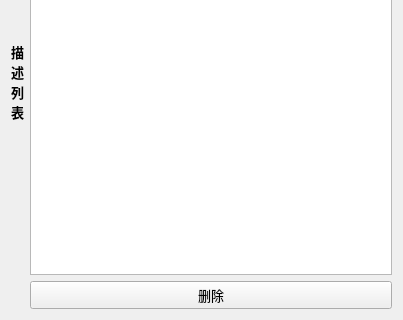
jerky168/BoreholeAnalyzer, file src/defectwidget.ui: the form before one commit; both pictures show x 0 to 403 and y 225 to 545 of the 403 by 545 pixel window.
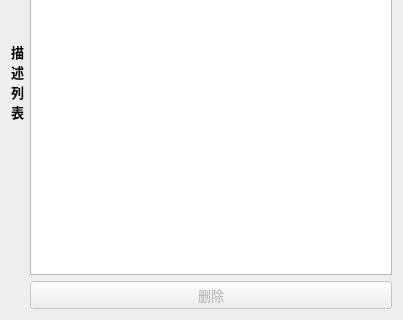
The form after the commit.

Diff of the .ui file:
```diff
--- a/src/defectwidget.ui
+++ b/src/defectwidget.ui
@@ -91,6 +91,9 @@
    </item>
    <item row="2" column="1">
     <widget class="QPushButton" name="deleteButton">
+     <property name="enabled">
+      <bool>false</bool>
+     </property>
      <property name="text">
       <string>删除</string>
      </property>
```
